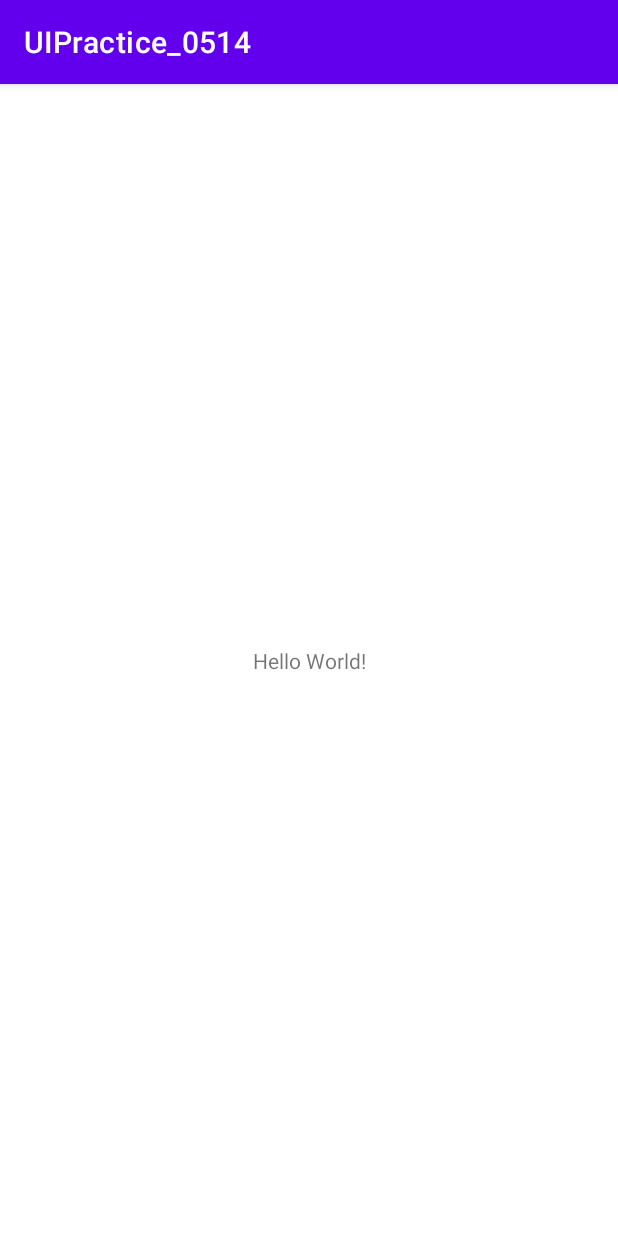
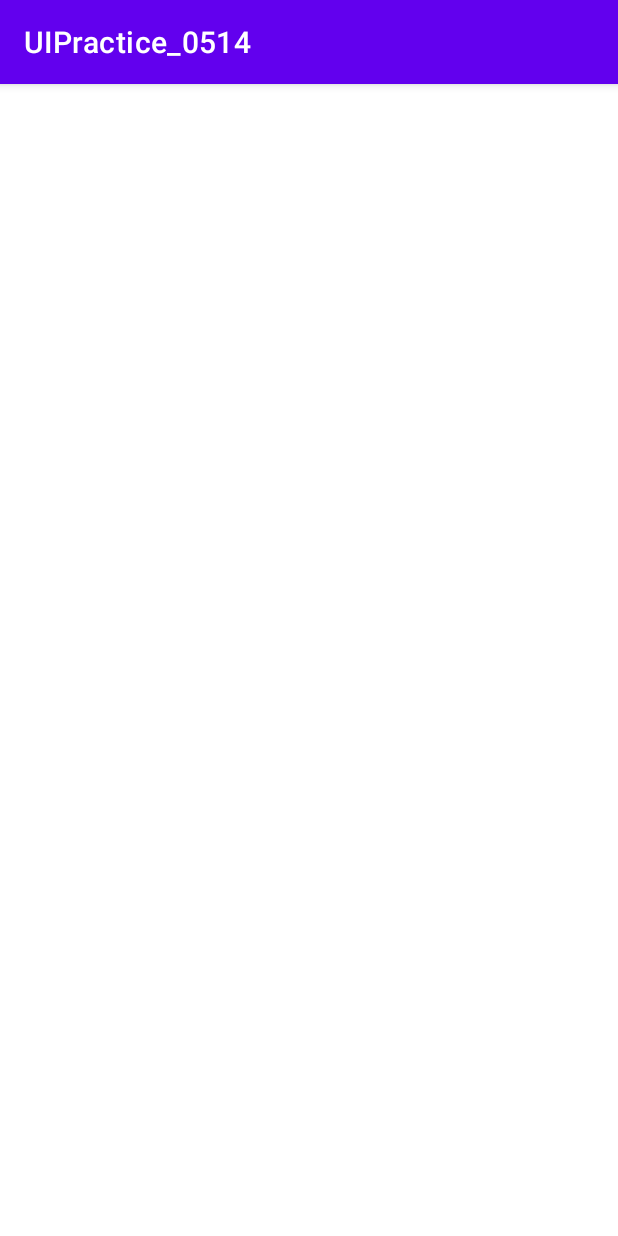
Before and after one commit to sukhyun99/UIPractice_0514, an Android app: the screen it shows after launch (MainActivity), on a phone screen of 412 x 824 dp. Run offline under Robolectric (Android 15) with nearby library versions, the phone set to English and light mode, and no system bars.

Commit message:
LinearLayout 으로 변경/TextView 제거

```diff
--- a/app/src/main/res/layout/activity_main.xml
+++ b/app/src/main/res/layout/activity_main.xml
@@ -1,18 +1,10 @@
 <?xml version="1.0" encoding="utf-8"?>
-<androidx.constraintlayout.widget.ConstraintLayout xmlns:android="http://schemas.android.com/apk/res/android"
+<LinearLayout xmlns:android="http://schemas.android.com/apk/res/android"
     xmlns:app="http://schemas.android.com/apk/res-auto"
     xmlns:tools="http://schemas.android.com/tools"
     android:layout_width="match_parent"
     android:layout_height="match_parent"
+    android:orientation="vertical"
     tools:context=".MainActivity">
 
-    <TextView
-        android:layout_width="wrap_content"
-        android:layout_height="wrap_content"
-        android:text="Hello World!"
-        app:layout_constraintBottom_toBottomOf="parent"
-        app:layout_constraintLeft_toLeftOf="parent"
-        app:layout_constraintRight_toRightOf="parent"
-        app:layout_constraintTop_toTopOf="parent" />
-
-</androidx.constraintlayout.widget.ConstraintLayout>
+</LinearLayout>
```
